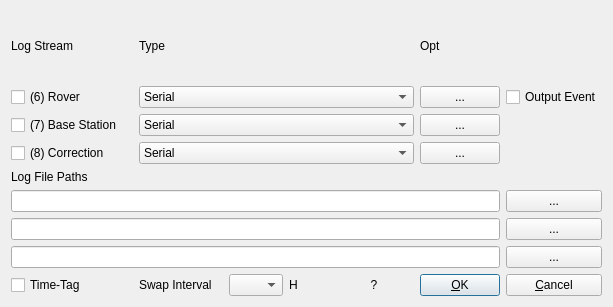
First picture: the form in app/qtapp/rtknavi_qt/logstrdlg.ui, repository lhuisman/myRTKLIB, before the edit.
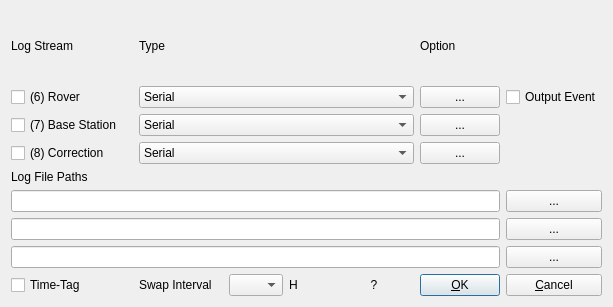
Second picture: the form after the edit.

What changed in the file:
```diff
--- a/app/qtapp/rtknavi_qt/logstrdlg.ui
+++ b/app/qtapp/rtknavi_qt/logstrdlg.ui
@@ -43,7 +43,7 @@
       <string/>
      </property>
      <property name="text">
-      <string>Opt</string>
+      <string>Option</string>
      </property>
     </widget>
    </item>
```
Left out of the diff: 34 changed lines with no effect on the pictures.
